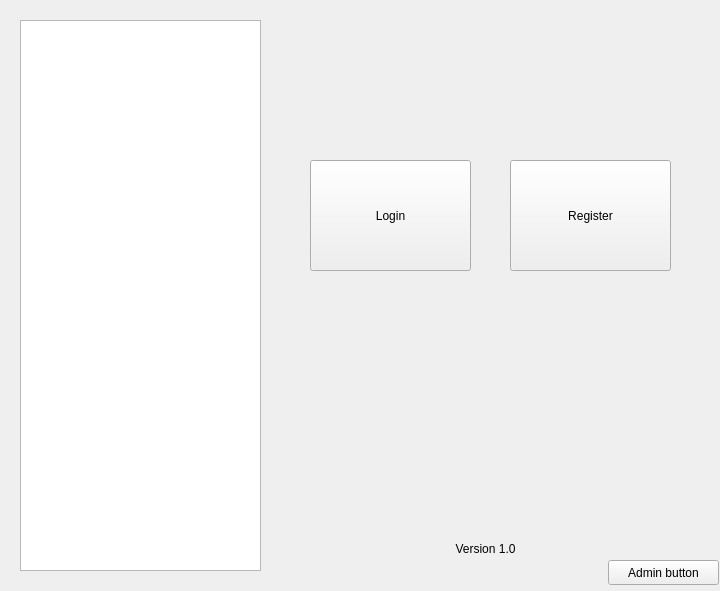
The window that mainscreen.ui (ThirdOfPM/shake-it) describes before a commit, drawn with Qt 5.
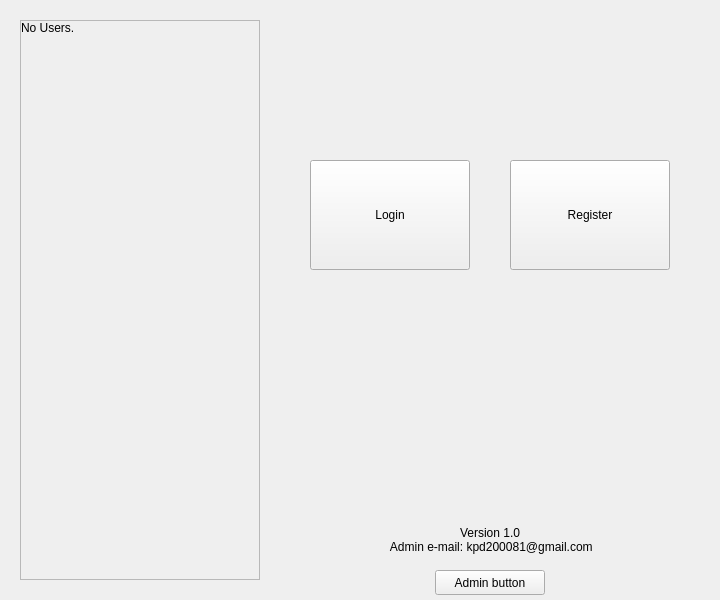
The same window after the commit.

Patch:
```diff
--- a/mainscreen.ui
+++ b/mainscreen.ui
@@ -7,29 +7,37 @@
     <x>0</x>
     <y>0</y>
     <width>720</width>
-    <height>591</height>
+    <height>600</height>
    </rect>
   </property>
+  <property name="sizePolicy">
+   <sizepolicy hsizetype="Ignored" vsizetype="Ignored">
+    <horstretch>0</horstretch>
+    <verstretch>0</verstretch>
+   </sizepolicy>
+  </property>
+  <property name="minimumSize">
+   <size>
+    <width>720</width>
+    <height>600</height>
+   </size>
+  </property>
+  <property name="maximumSize">
+   <size>
+    <width>720</width>
+    <height>600</height>
+   </size>
+  </property>
   <property name="windowTitle">
    <string>Shake-It - MainScreen</string>
   </property>
-  <widget class="QListView" name="listView">
-   <property name="geometry">
-    <rect>
-     <x>20</x>
-     <y>20</y>
-     <width>241</width>
-     <height>551</height>
-    </rect>
-   </property>
-  </widget>
   <widget class="QPushButton" name="pushButton">
    <property name="geometry">
     <rect>
      <x>310</x>
      <y>160</y>
-     <width>161</width>
-     <height>111</height>
+     <width>160</width>
+     <height>110</height>
     </rect>
    </property>
    <property name="text">
@@ -41,8 +49,8 @@
     <rect>
      <x>510</x>
      <y>160</y>
-     <width>161</width>
-     <height>111</height>
+     <width>160</width>
+     <height>110</height>
     </rect>
    </property>
    <property name="text">
@@ -53,13 +61,14 @@
    <property name="geometry">
     <rect>
      <x>290</x>
-     <y>540</y>
-     <width>391</width>
-     <height>17</height>
+     <y>520</y>
+     <width>400</width>
+     <height>40</height>
     </rect>
    </property>
    <property name="text">
-    <string>Version 1.0</string>
+    <string>Version 1.0
+ Admin e-mail: kpd200081@gmail.com</string>
    </property>
    <property name="alignment">
     <set>Qt::AlignCenter</set>
@@ -68,9 +77,9 @@
   <widget class="QPushButton" name="pushButton_3">
    <property name="geometry">
     <rect>
-     <x>608</x>
-     <y>560</y>
-     <width>111</width>
+     <x>435</x>
+     <y>570</y>
+     <width>110</width>
      <height>25</height>
     </rect>
    </property>
@@ -78,6 +87,63 @@
     <string>Admin button</string>
    </property>
   </widget>
+  <widget class="QScrollArea" name="scrollArea">
+   <property name="geometry">
+    <rect>
+     <x>20</x>
+     <y>20</y>
+     <width>240</width>
+     <height>560</height>
+    </rect>
+   </property>
+   <property name="sizePolicy">
+    <sizepolicy hsizetype="Ignored" vsizetype="Ignored">
+     <horstretch>0</horstretch>
+     <verstretch>0</verstretch>
+    </sizepolicy>
+   </property>
+   <property name="verticalScrollBarPolicy">
+    <enum>Qt::ScrollBarAsNeeded</enum>
+   </property>
+   <property name="horizontalScrollBarPolicy">
+    <enum>Qt::ScrollBarAlwaysOff</enum>
+   </property>
+   <property name="sizeAdjustPolicy">
+    <enum>QAbstractScrollArea::AdjustToContents</enum>
+   </property>
+   <property name="widgetResizable">
+    <bool>true</bool>
+   </property>
+   <property name="alignment">
+    <set>Qt::AlignLeading|Qt::AlignLeft|Qt::AlignTop</set>
+   </property>
+   <widget class="QWidget" name="scrollAreaWidgetContents">
+    <property name="geometry">
+     <rect>
+      <x>0</x>
+      <y>0</y>
+      <width>238</width>
+      <height>558</height>
+     </rect>
+    </property>
+    <widget class="QLabel" name="label_2">
+     <property name="geometry">
+      <rect>
+       <x>0</x>
+       <y>0</y>
+       <width>238</width>
+       <height>558</height>
+      </rect>
+     </property>
+     <property name="text">
+      <string>No Users.</string>
+     </property>
+     <property name="alignment">
+      <set>Qt::AlignLeading|Qt::AlignLeft|Qt::AlignTop</set>
+     </property>
+    </widget>
+   </widget>
+  </widget>
  </widget>
  <layoutdefault spacing="6" margin="11"/>
  <resources/>
```
Left out of the diff: 2 changed lines with no effect on the pictures.
